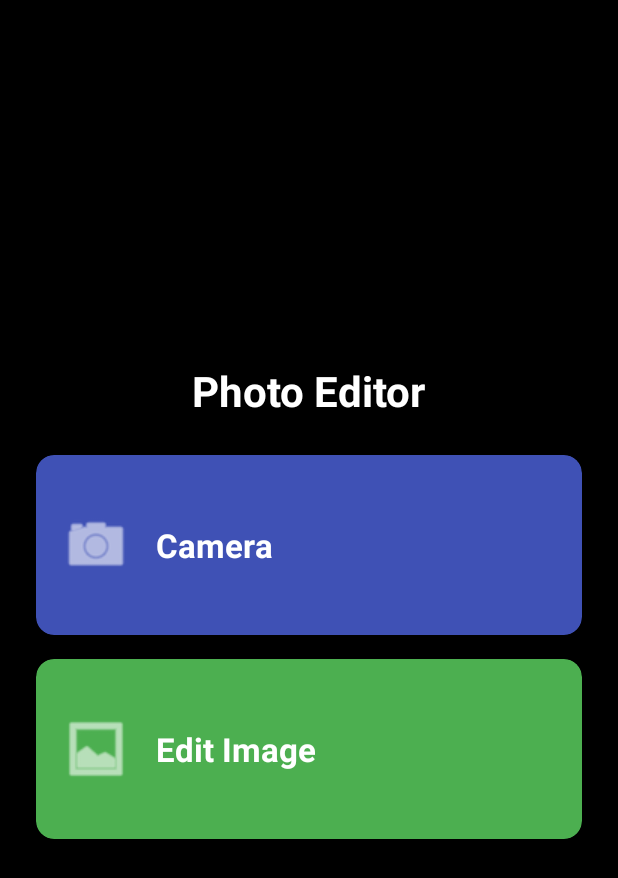
After one commit to Dung24012003/AppEdit, an Android app: the layout activity_selection.xml on its own in the app's theme, with its tools: preview values and no code run, on a phone screen of 412 x 824 dp. The commit adds this screen. Shown: the top 878 px of the screen. Run offline under Robolectric (Android 15) with nearby library versions, the phone set to English and light mode, and no system bars.

Commit message:
update ui camera

```diff
--- /dev/null
+++ b/app/src/main/res/layout/activity_selection.xml
@@ -0,0 +1,102 @@
+<?xml version="1.0" encoding="utf-8"?>
+<androidx.constraintlayout.widget.ConstraintLayout
+    xmlns:android="http://schemas.android.com/apk/res/android"
+    xmlns:app="http://schemas.android.com/apk/res-auto"
+    android:layout_width="match_parent"
+    android:layout_height="match_parent"
+    android:background="@color/black">
+
+    <TextView
+        android:id="@+id/titleText"
+        android:layout_width="wrap_content"
+        android:layout_height="wrap_content"
+        android:text="Photo Editor"
+        android:textSize="28sp"
+        android:textColor="@android:color/white"
+        android:textStyle="bold"
+        app:layout_constraintBottom_toTopOf="@+id/optionsContainer"
+        app:layout_constraintEnd_toEndOf="parent"
+        app:layout_constraintStart_toStartOf="parent"
+        app:layout_constraintTop_toTopOf="parent"
+        app:layout_constraintVertical_chainStyle="packed" />
+
+    <LinearLayout
+        android:id="@+id/optionsContainer"
+        android:layout_width="match_parent"
+        android:layout_height="wrap_content"
+        android:orientation="vertical"
+        android:gravity="center"
+        android:padding="24dp"
+        app:layout_constraintBottom_toBottomOf="parent"
+        app:layout_constraintEnd_toEndOf="parent"
+        app:layout_constraintStart_toStartOf="parent"
+        app:layout_constraintTop_toBottomOf="@+id/titleText">
+
+        <androidx.cardview.widget.CardView
+            android:id="@+id/cameraButton"
+            android:layout_width="match_parent"
+            android:layout_height="120dp"
+            android:layout_marginBottom="16dp"
+            app:cardCornerRadius="12dp"
+            app:cardBackgroundColor="#3F51B5">
+
+            <LinearLayout
+                android:layout_width="match_parent"
+                android:layout_height="match_parent"
+                android:orientation="horizontal"
+                android:gravity="center_vertical"
+                android:padding="16dp">
+
+                <ImageView
+                    android:layout_width="48dp"
+                    android:layout_height="48dp"
+                    android:src="@android:drawable/ic_menu_camera"
+                    android:tint="@android:color/white"
+                    android:contentDescription="Camera icon" />
+
+                <TextView
+                    android:layout_width="wrap_content"
+                    android:layout_height="wrap_content"
+                    android:text="Camera"
+                    android:textSize="22sp"
+                    android:textColor="@android:color/white"
+                    android:textStyle="bold"
+                    android:layout_marginStart="16dp" />
+            </LinearLayout>
+        </androidx.cardview.widget.CardView>
+
+        <androidx.cardview.widget.CardView
+            android:id="@+id/editImageButton"
+            android:layout_width="match_parent"
+            android:layout_height="120dp"
+            app:cardCornerRadius="12dp"
+            app:cardBackgroundColor="#4CAF50">
+
+            <LinearLayout
+                android:layout_width="match_parent"
+                android:layout_height="match_parent"
+                android:orientation="horizontal"
+                android:gravity="center_vertical"
+                android:padding="16dp">
+
+                <ImageView
+                    android:layout_width="48dp"
+                    android:layout_height="48dp"
+                    android:src="@android:drawable/ic_menu_gallery"
+                    android:tint="@android:color/white"
+                    android:contentDescription="Edit image icon" />
+
+                <TextView
+                    android:layout_width="wrap_content"
+                    android:layout_height="wrap_content"
+                    android:text="Edit Image"
+                    android:textSize="22sp"
+                    android:textColor="@android:color/white"
+                    android:textStyle="bold"
+                    android:layout_marginStart="16dp" />
+            </LinearLayout>
+        </androidx.cardview.widget.CardView>
+
+    </LinearLayout>
+
+</androidx.constraintlayout.widget.ConstraintLayout>
```
Also changed, not shown: app/src/main/AndroidManifest.xml (+16 -3 lines), app/src/main/java/com/example/dungappedit/ui/camera/filter/CameraFilter.kt (+5 -5 lines), app/src/main/java/com/example/dungappedit/ui/camera/filter/FilterTabAdapter.kt (+9 -9 lines), app/src/main/java/com/example/dungappedit/ui/main/MainActivity.kt (+8 -3 lines), app/src/main/java/com/example/dungappedit/ui/main/SelectionActivity.kt (added, +184 -0 lines), app/src/main/java/com/example/dungappedit/ui/main/SplashActivity.kt (+4 -4 lines), app/src/main/res/layout/activity_edit_image.xml (added, +34 -0 lines), app/src/main/res/layout/fragment_camera.xml (+5 -5 lines).
